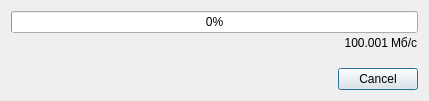
Before: the Qt Designer form src/progressandspeeddialog.ui in A-Izv/BigFileGenerator, drawn with Qt 5.
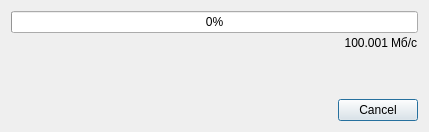
After: the same form once the commit is applied.

```diff
--- a/src/progressandspeeddialog.ui
+++ b/src/progressandspeeddialog.ui
@@ -7,7 +7,7 @@
     <x>0</x>
     <y>0</y>
     <width>429</width>
-    <height>101</height>
+    <height>132</height>
    </rect>
   </property>
   <property name="sizePolicy">
@@ -41,7 +41,7 @@
         <string>100.001</string>
        </property>
        <property name="alignment">
-        <set>Qt::AlignRight|Qt::AlignTrailing|Qt::AlignVCenter</set>
+        <set>Qt::AlignRight|Qt::AlignTop|Qt::AlignTrailing</set>
        </property>
       </widget>
      </item>
@@ -56,23 +56,13 @@
        <property name="text">
         <string>Мб/с</string>
        </property>
+       <property name="alignment">
+        <set>Qt::AlignLeading|Qt::AlignLeft|Qt::AlignTop</set>
+       </property>
       </widget>
      </item>
     </layout>
    </item>
-   <item>
-    <spacer name="verticalSpacer">
-     <property name="orientation">
-      <enum>Qt::Vertical</enum>
-     </property>
-     <property name="sizeHint" stdset="0">
-      <size>
-       <width>0</width>
-       <height>0</height>
-      </size>
-     </property>
-    </spacer>
-   </item>
    <item>
     <widget class="QDialogButtonBox" name="resultBBX">
      <property name="orientation">
```
